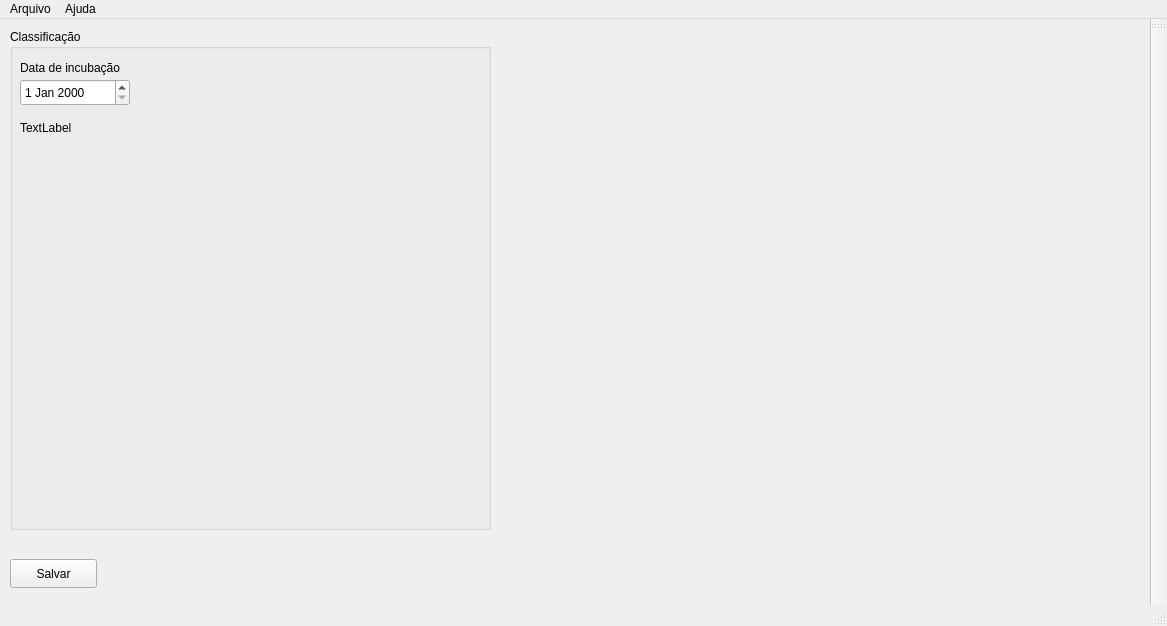
First picture: the form in cibapp/mainwindow.ui, repository cibiogas/ciblabdesktop, before the edit.
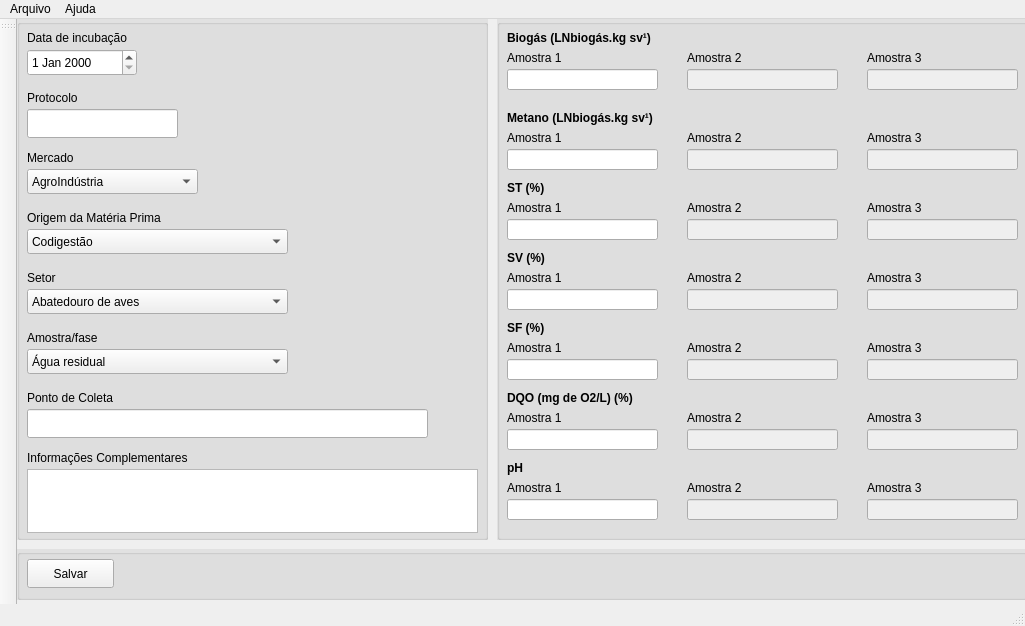
Second picture: the form after the edit.

Commit message: implementado primeira tela e salvando

```diff
--- a/cibapp/mainwindow.ui
+++ b/cibapp/mainwindow.ui
@@ -6,31 +6,42 @@
    <rect>
     <x>0</x>
     <y>0</y>
-    <width>1167</width>
+    <width>1025</width>
     <height>626</height>
    </rect>
   </property>
   <property name="windowTitle">
    <string>CIBLAB - Compilação de Dados Laboratório</string>
   </property>
+  <property name="autoFillBackground">
+   <bool>false</bool>
+  </property>
+  <property name="styleSheet">
+   <string notr="true">QGroupBox {
+    background-color: #e1e1e1;
+}</string>
+  </property>
   <widget class="QWidget" name="centralWidget">
-   <widget class="QGroupBox" name="groupBox">
+   <widget class="QGroupBox" name="GrBox_Classificacao">
     <property name="geometry">
      <rect>
-      <x>10</x>
-      <y>10</y>
-      <width>481</width>
-      <height>501</height>
+      <x>0</x>
+      <y>0</y>
+      <width>471</width>
+      <height>521</height>
      </rect>
     </property>
+    <property name="autoFillBackground">
+     <bool>false</bool>
+    </property>
     <property name="title">
-     <string>Classificação</string>
+     <string/>
     </property>
     <widget class="QLabel" name="Lbl_DataIncubacao">
      <property name="geometry">
       <rect>
        <x>10</x>
-       <y>30</y>
+       <y>10</y>
        <width>111</width>
        <height>17</height>
       </rect>
@@ -43,38 +54,1031 @@
      <property name="geometry">
       <rect>
        <x>10</x>
-       <y>50</y>
+       <y>30</y>
        <width>110</width>
        <height>27</height>
       </rect>
      </property>
     </widget>
-    <widget class="QLabel" name="label">
+    <widget class="QLabel" name="Lbl_Protocolo">
      <property name="geometry">
       <rect>
        <x>10</x>
-       <y>90</y>
+       <y>70</y>
        <width>91</width>
        <height>17</height>
       </rect>
      </property>
      <property name="text">
-      <string>TextLabel</string>
+      <string>Protocolo</string>
      </property>
     </widget>
+    <widget class="QLineEdit" name="Edt_Protocolo">
+     <property name="geometry">
+      <rect>
+       <x>10</x>
+       <y>90</y>
+       <width>151</width>
+       <height>29</height>
+      </rect>
+     </property>
+    </widget>
+    <widget class="QLabel" name="Lbl_Mercado">
+     <property name="geometry">
+      <rect>
+       <x>10</x>
+       <y>130</y>
+       <width>61</width>
+       <height>17</height>
+      </rect>
+     </property>
+     <property name="text">
+      <string>Mercado</string>
+     </property>
+    </widget>
+    <widget class="QComboBox" name="CmB_Mercado">
+     <property name="geometry">
+      <rect>
+       <x>10</x>
+       <y>150</y>
+       <width>171</width>
+       <height>25</height>
+      </rect>
+     </property>
+     <item>
+      <property name="text">
+       <string>AgroIndústria</string>
+      </property>
+     </item>
+     <item>
+      <property name="text">
+       <string>Cultura energética</string>
+      </property>
+     </item>
+     <item>
+      <property name="text">
+       <string>Garantia de qualidade</string>
+      </property>
+     </item>
+     <item>
+      <property name="text">
+       <string>Indústria</string>
+      </property>
+     </item>
+     <item>
+      <property name="text">
+       <string>Resíduo urbano</string>
+      </property>
+     </item>
+    </widget>
+    <widget class="QLabel" name="Lbl_OrigemMateriaPrima">
+     <property name="geometry">
+      <rect>
+       <x>10</x>
+       <y>190</y>
+       <width>151</width>
+       <height>17</height>
+      </rect>
+     </property>
+     <property name="text">
+      <string>Origem da Matéria Prima</string>
+     </property>
+    </widget>
+    <widget class="QLabel" name="Lbl_Setor">
+     <property name="geometry">
+      <rect>
+       <x>10</x>
+       <y>250</y>
+       <width>41</width>
+       <height>17</height>
+      </rect>
+     </property>
+     <property name="text">
+      <string>Setor</string>
+     </property>
+    </widget>
+    <widget class="QLabel" name="Lbl_AmostraFase">
+     <property name="geometry">
+      <rect>
+       <x>10</x>
+       <y>310</y>
+       <width>81</width>
+       <height>17</height>
+      </rect>
+     </property>
+     <property name="text">
+      <string>Amostra/fase</string>
+     </property>
+    </widget>
+    <widget class="QLabel" name="Lbl_PontoColeta">
+     <property name="geometry">
+      <rect>
+       <x>10</x>
+       <y>370</y>
+       <width>101</width>
+       <height>17</height>
+      </rect>
+     </property>
+     <property name="text">
+      <string>Ponto de Coleta</string>
+     </property>
+    </widget>
+    <widget class="QLineEdit" name="Edt_PontoColeta">
+     <property name="geometry">
+      <rect>
+       <x>10</x>
+       <y>390</y>
+       <width>401</width>
+       <height>29</height>
+      </rect>
+     </property>
+    </widget>
+    <widget class="QLabel" name="Lbl_InformacaoComplementar">
+     <property name="geometry">
+      <rect>
+       <x>10</x>
+       <y>430</y>
+       <width>191</width>
+       <height>17</height>
+      </rect>
+     </property>
+     <property name="text">
+      <string>Informações Complementares</string>
+     </property>
+    </widget>
+    <widget class="QTextEdit" name="EdtText_InformacoesComplementares">
+     <property name="geometry">
+      <rect>
+       <x>10</x>
+       <y>450</y>
+       <width>451</width>
+       <height>64</height>
+      </rect>
+     </property>
+     <property name="autoFillBackground">
+      <bool>false</bool>
+     </property>
+    </widget>
+    <widget class="QComboBox" name="CmB_OrigemMateriaPrima">
+     <property name="geometry">
+      <rect>
+       <x>10</x>
+       <y>210</y>
+       <width>261</width>
+       <height>25</height>
+      </rect>
+     </property>
+     <item>
+      <property name="text">
+       <string>Codigestão</string>
+      </property>
+     </item>
+     <item>
+      <property name="text">
+       <string>Cultivo energético</string>
+      </property>
+     </item>
+     <item>
+      <property name="text">
+       <string>Padrão</string>
+      </property>
+     </item>
+     <item>
+      <property name="text">
+       <string>Resíduo de tratamento de esgoto</string>
+      </property>
+     </item>
+     <item>
+      <property name="text">
+       <string>Resíduos alimentares</string>
+      </property>
+     </item>
+     <item>
+      <property name="text">
+       <string>Resíduo da indústria agropecuária</string>
+      </property>
+     </item>
+     <item>
+      <property name="text">
+       <string>Resíduo da industria de biocombustiveis</string>
+      </property>
+     </item>
+     <item>
+      <property name="text">
+       <string>Resíduos da produção de açúcar, amído e produtos secundários</string>
+      </property>
+     </item>
+    </widget>
+    <widget class="QComboBox" name="CmB_Setor">
+     <property name="geometry">
+      <rect>
+       <x>10</x>
+       <y>270</y>
+       <width>261</width>
+       <height>25</height>
+      </rect>
+     </property>
+     <item>
+      <property name="text">
+       <string>Abatedouro de aves</string>
+      </property>
+     </item>
+     <item>
+      <property name="text">
+       <string>Alga</string>
+      </property>
+     </item>
+     <item>
+      <property name="text">
+       <string>Alho</string>
+      </property>
+     </item>
+     <item>
+      <property name="text">
+       <string>Amidonaria</string>
+      </property>
+     </item>
+     <item>
+      <property name="text">
+       <string>Avicultura</string>
+      </property>
+     </item>
+     <item>
+      <property name="text">
+       <string>Biomassa vegetal</string>
+      </property>
+     </item>
+     <item>
+      <property name="text">
+       <string>Bovinocultura</string>
+      </property>
+     </item>
+     <item>
+      <property name="text">
+       <string>Carne</string>
+      </property>
+     </item>
+     <item>
+      <property name="text">
+       <string>Cebola</string>
+      </property>
+     </item>
+     <item>
+      <property name="text">
+       <string>Efluente industrial</string>
+      </property>
+     </item>
+    </widget>
+    <widget class="QComboBox" name="CmB_AmostraFase">
+     <property name="geometry">
+      <rect>
+       <x>10</x>
+       <y>330</y>
+       <width>261</width>
+       <height>25</height>
+      </rect>
+     </property>
+     <item>
+      <property name="text">
+       <string>Água residual</string>
+      </property>
+     </item>
+     <item>
+      <property name="text">
+       <string>Algas decantadas</string>
+      </property>
+     </item>
+     <item>
+      <property name="text">
+       <string>Algas floculadas</string>
+      </property>
+     </item>
+     <item>
+      <property name="text">
+       <string>Alho</string>
+      </property>
+     </item>
+     <item>
+      <property name="text">
+       <string>Amido de Mandioca</string>
+      </property>
+     </item>
+     <item>
+      <property name="text">
+       <string>Amostra sólida</string>
+      </property>
+     </item>
+     <item>
+      <property name="text">
+       <string>Amostra suco</string>
+      </property>
+     </item>
+     <item>
+      <property name="text">
+       <string>Armazenamento</string>
+      </property>
+     </item>
+    </widget>
    </widget>
-   <widget class="QPushButton" name="Btn_Salvar">
+   <widget class="QGroupBox" name="groupBox">
     <property name="geometry">
      <rect>
-      <x>10</x>
-      <y>540</y>
-      <width>87</width>
-      <height>29</height>
+      <x>0</x>
+      <y>530</y>
+      <width>1011</width>
+      <height>51</height>
      </rect>
     </property>
-    <property name="text">
-     <string>Salvar</string>
+    <property name="title">
+     <string/>
     </property>
+    <widget class="QPushButton" name="Btn_Salvar">
+     <property name="geometry">
+      <rect>
+       <x>10</x>
+       <y>10</y>
+       <width>87</width>
+       <height>29</height>
+      </rect>
+     </property>
+     <property name="text">
+      <string>Salvar</string>
+     </property>
+    </widget>
+   </widget>
+   <widget class="QGroupBox" name="GrBox_Valores">
+    <property name="geometry">
+     <rect>
+      <x>480</x>
+      <y>0</y>
+      <width>531</width>
+      <height>521</height>
+     </rect>
+    </property>
+    <property name="autoFillBackground">
+     <bool>false</bool>
+    </property>
+    <property name="title">
+     <string/>
+    </property>
+    <widget class="QLabel" name="Lbl_Biogas">
+     <property name="geometry">
+      <rect>
+       <x>10</x>
+       <y>10</y>
+       <width>151</width>
+       <height>17</height>
+      </rect>
+     </property>
+     <property name="font">
+      <font>
+       <weight>75</weight>
+       <bold>true</bold>
+      </font>
+     </property>
+     <property name="text">
+      <string>Biogás (LNbiogás.kg sv¹)</string>
+     </property>
+    </widget>
+    <widget class="QLineEdit" name="Edt_Biogas1">
+     <property name="geometry">
+      <rect>
+       <x>10</x>
+       <y>50</y>
+       <width>151</width>
+       <height>21</height>
+      </rect>
+     </property>
+    </widget>
+    <widget class="QLabel" name="Lbl_AmostraBiogas1">
+     <property name="geometry">
+      <rect>
+       <x>10</x>
+       <y>30</y>
+       <width>61</width>
+       <height>17</height>
+      </rect>
+     </property>
+     <property name="text">
+      <string>Amostra 1</string>
+     </property>
+    </widget>
+    <widget class="QLabel" name="Lbl_AmostraBiogas2">
+     <property name="geometry">
+      <rect>
+       <x>190</x>
+       <y>30</y>
+       <width>61</width>
+       <height>17</height>
+      </rect>
+     </property>
+     <property name="text">
+      <string>Amostra 2</string>
+     </property>
+    </widget>
+    <widget class="QLabel" name="Lbl_AmostraBiogas3">
+     <property name="geometry">
+      <rect>
+       <x>370</x>
+       <y>30</y>
+       <width>61</width>
+       <height>17</height>
+      </rect>
+     </property>
+     <property name="text">
+      <string>Amostra 3</string>
+     </property>
+    </widget>
+    <widget class="QLineEdit" name="Edt_Biogas2">
+     <property name="enabled">
+      <bool>false</bool>
+     </property>
+     <property name="geometry">
+      <rect>
+       <x>190</x>
+       <y>50</y>
+       <width>151</width>
+       <height>21</height>
+      </rect>
+     </property>
+    </widget>
+    <widget class="QLineEdit" name="Edt_Biogas3">
+     <property name="enabled">
+      <bool>false</bool>
+     </property>
+     <property name="geometry">
+      <rect>
+       <x>370</x>
+       <y>50</y>
+       <width>151</width>
+       <height>21</height>
+      </rect>
+     </property>
+    </widget>
+    <widget class="QLineEdit" name="Edt_Metano3">
+     <property name="enabled">
+      <bool>false</bool>
+     </property>
+     <property name="geometry">
+      <rect>
+       <x>370</x>
+       <y>130</y>
+       <width>151</width>
+       <height>21</height>
+      </rect>
+     </property>
+    </widget>
+    <widget class="QLineEdit" name="Edt_Metano2">
+     <property name="enabled">
+      <bool>false</bool>
+     </property>
+     <property name="geometry">
+      <rect>
+       <x>190</x>
+       <y>130</y>
+       <width>151</width>
+       <height>21</height>
+      </rect>
+     </property>
+    </widget>
+    <widget class="QLabel" name="Lbl_AmostraMetano3">
+     <property name="geometry">
+      <rect>
+       <x>370</x>
+       <y>110</y>
+       <width>61</width>
+       <height>17</height>
+      </rect>
+     </property>
+     <property name="text">
+      <string>Amostra 3</string>
+     </property>
+    </widget>
+    <widget class="QLineEdit" name="Edt_Metano1">
+     <property name="geometry">
+      <rect>
+       <x>10</x>
+       <y>130</y>
+       <width>151</width>
+       <height>21</height>
+      </rect>
+     </property>
+    </widget>
+    <widget class="QLabel" name="Lbl_AmostraMetano2">
+     <property name="geometry">
+      <rect>
+       <x>190</x>
+       <y>110</y>
+       <width>61</width>
+       <height>17</height>
+      </rect>
+     </property>
+     <property name="text">
+      <string>Amostra 2</string>
+     </property>
+    </widget>
+    <widget class="QLabel" name="Lbl_AmostraMetano1">
+     <property name="geometry">
+      <rect>
+       <x>10</x>
+       <y>110</y>
+       <width>61</width>
+       <height>17</height>
+      </rect>
+     </property>
+     <property name="text">
+      <string>Amostra 1</string>
+     </property>
+    </widget>
+    <widget class="QLabel" name="Lbl_Metano">
+     <property name="geometry">
+      <rect>
+       <x>10</x>
+       <y>90</y>
+       <width>151</width>
+       <height>17</height>
+      </rect>
+     </property>
+     <property name="font">
+      <font>
+       <weight>75</weight>
+       <bold>true</bold>
+      </font>
+     </property>
+     <property name="text">
+      <string>Metano (LNbiogás.kg sv¹)</string>
+     </property>
+    </widget>
+    <widget class="QLabel" name="Lbl_ST3">
+     <property name="geometry">
+      <rect>
+       <x>370</x>
+       <y>180</y>
+       <width>61</width>
+       <height>17</height>
+      </rect>
+     </property>
+     <property name="text">
+      <string>Amostra 3</string>
+     </property>
+    </widget>
+    <widget class="QLabel" name="Lbl_ST1">
+     <property name="geometry">
+      <rect>
+       <x>10</x>
+       <y>180</y>
+       <width>61</width>
+       <height>17</height>
+      </rect>
+     </property>
+     <property name="text">
+      <string>Amostra 1</string>
+     </property>
+    </widget>
+    <widget class="QLabel" name="Lbl_ST2">
+     <property name="geometry">
+      <rect>
+       <x>190</x>
+       <y>180</y>
+       <width>61</width>
+       <height>17</height>
+      </rect>
+     </property>
+     <property name="text">
+      <string>Amostra 2</string>
+     </property>
+    </widget>
+    <widget class="QLineEdit" name="Edt_ST1">
+     <property name="geometry">
+      <rect>
+       <x>10</x>
+       <y>200</y>
+       <width>151</width>
+       <height>21</height>
+      </rect>
+     </property>
+    </widget>
+    <widget class="QLineEdit" name="Edt_ST2">
+     <property name="enabled">
+      <bool>false</bool>
+     </property>
+     <property name="geometry">
+      <rect>
+       <x>190</x>
+       <y>200</y>
+       <width>151</width>
+       <height>21</height>
+      </rect>
+     </property>
+    </widget>
+    <widget class="QLineEdit" name="Edt_ST3">
+     <property name="enabled">
+      <bool>false</bool>
+     </property>
+     <property name="geometry">
+      <rect>
+       <x>370</x>
+       <y>200</y>
+       <width>151</width>
+       <height>21</height>
+      </rect>
+     </property>
+    </widget>
+    <widget class="QLabel" name="Lbl_ST">
+     <property name="geometry">
+      <rect>
+       <x>10</x>
+       <y>160</y>
+       <width>151</width>
+       <height>17</height>
+      </rect>
+     </property>
+     <property name="font">
+      <font>
+       <weight>75</weight>
+       <bold>true</bold>
+      </font>
+     </property>
+     <property name="text">
+      <string>ST (%)</string>
+     </property>
+    </widget>
+    <widget class="QLabel" name="Lbl_SV3">
+     <property name="geometry">
+      <rect>
+       <x>370</x>
+       <y>250</y>
+       <width>61</width>
+       <height>17</height>
+      </rect>
+     </property>
+     <property name="text">
+      <string>Amostra 3</string>
+     </property>
+    </widget>
+    <widget class="QLabel" name="Lbl_SV2">
+     <property name="geometry">
+      <rect>
+       <x>190</x>
+       <y>250</y>
+       <width>61</width>
+       <height>17</height>
+      </rect>
+     </property>
+     <property name="text">
+      <string>Amostra 2</string>
+     </property>
+    </widget>
+    <widget class="QLabel" name="Lbl_SV1_2">
+     <property name="geometry">
+      <rect>
+       <x>10</x>
+       <y>250</y>
+       <width>61</width>
+       <height>17</height>
+      </rect>
+     </property>
+     <property name="text">
+      <string>Amostra 1</string>
+     </property>
+    </widget>
+    <widget class="QLineEdit" name="Edt_SV3">
+     <property name="enabled">
+      <bool>false</bool>
+     </property>
+     <property name="geometry">
+      <rect>
+       <x>370</x>
+       <y>270</y>
+       <width>151</width>
+       <height>21</height>
+      </rect>
+     </property>
+    </widget>
+    <widget class="QLabel" name="Lbl_SV1">
+     <property name="geometry">
+      <rect>
+       <x>10</x>
+       <y>230</y>
+       <width>151</width>
+       <height>17</height>
+      </rect>
+     </property>
+     <property name="font">
+      <font>
+       <weight>75</weight>
+       <bold>true</bold>
+      </font>
+     </property>
+     <property name="text">
+      <string>SV (%)</string>
+     </property>
+    </widget>
+    <widget class="QLineEdit" name="Edt_SV1">
+     <property name="geometry">
+      <rect>
+       <x>10</x>
+       <y>270</y>
+       <width>151</width>
+       <height>21</height>
+      </rect>
+     </property>
+    </widget>
+    <widget class="QLineEdit" name="Edt_SV2">
+     <property name="enabled">
+      <bool>false</bool>
+     </property>
+     <property name="geometry">
+      <rect>
+       <x>190</x>
+       <y>270</y>
+       <width>151</width>
+       <height>21</height>
+      </rect>
+     </property>
+    </widget>
+    <widget class="QLabel" name="Lbl_SF1">
+     <property name="geometry">
+      <rect>
+       <x>10</x>
+       <y>320</y>
+       <width>61</width>
+       <height>17</height>
+      </rect>
+     </property>
+     <property name="text">
+      <string>Amostra 1</string>
+     </property>
+    </widget>
+    <widget class="QLabel" name="Lbl_SF2">
+     <property name="geometry">
+      <rect>
+       <x>190</x>
+       <y>320</y>
+       <width>61</width>
+       <height>17</height>
+      </rect>
+     </property>
+     <property name="text">
+      <string>Amostra 2</string>
+     </property>
+    </widget>
+    <widget class="QLineEdit" name="Edt_SF3">
+     <property name="enabled">
+      <bool>false</bool>
+     </property>
+     <property name="geometry">
+      <rect>
+       <x>370</x>
+       <y>340</y>
+       <width>151</width>
+       <height>21</height>
+      </rect>
+     </property>
+    </widget>
+    <widget class="QLabel" name="Lbl_SF3">
+     <property name="geometry">
+      <rect>
+       <x>370</x>
+       <y>320</y>
+       <width>61</width>
+       <height>17</height>
+      </rect>
+     </property>
+     <property name="text">
+      <string>Amostra 3</string>
+     </property>
+    </widget>
+    <widget class="QLabel" name="Lbl_SF">
+     <property name="geometry">
+      <rect>
+       <x>10</x>
+       <y>300</y>
+       <width>151</width>
+       <height>17</height>
+      </rect>
+     </property>
+     <property name="font">
+      <font>
+       <weight>75</weight>
+       <bold>true</bold>
+      </font>
+     </property>
+     <property name="text">
+      <string>SF (%)</string>
+     </property>
+    </widget>
+    <widget class="QLineEdit" name="Edt_SF2">
+     <property name="enabled">
+      <bool>false</bool>
+     </property>
+     <property name="geometry">
+      <rect>
+       <x>190</x>
+       <y>340</y>
+       <width>151</width>
+       <height>21</height>
+      </rect>
+     </property>
+    </widget>
+    <widget class="QLineEdit" name="Edt_SF1">
+     <property name="geometry">
+      <rect>
+       <x>10</x>
+       <y>340</y>
+       <width>151</width>
+       <height>21</height>
+      </rect>
+     </property>
+    </widget>
+    <widget class="QLineEdit" name="Edt_DQO3">
+     <property name="enabled">
+      <bool>false</bool>
+     </property>
+     <property name="geometry">
+      <rect>
+       <x>370</x>
+       <y>410</y>
+       <width>151</width>
+       <height>21</height>
+      </rect>
+     </property>
+    </widget>
+    <widget class="QLabel" name="Lbl_DQO3">
+     <property name="geometry">
+      <rect>
+       <x>370</x>
+       <y>390</y>
+       <width>61</width>
+       <height>17</height>
+      </rect>
+     </property>
+     <property name="text">
+      <string>Amostra 3</string>
+     </property>
+    </widget>
+    <widget class="QLineEdit" name="Edt_DQO2">
+     <property name="enabled">
+      <bool>false</bool>
+     </property>
+     <property name="geometry">
+      <rect>
+       <x>190</x>
+       <y>410</y>
+       <width>151</width>
+       <height>21</height>
+      </rect>
+     </property>
+    </widget>
+    <widget class="QLabel" name="Lbl_DQO2">
+     <property name="geometry">
+      <rect>
+       <x>190</x>
+       <y>390</y>
+       <width>61</width>
+       <height>17</height>
+      </rect>
+     </property>
+     <property name="text">
+      <string>Amostra 2</string>
+     </property>
+    </widget>
+    <widget class="QLineEdit" name="Edt_DQO1">
+     <property name="geometry">
+      <rect>
+       <x>10</x>
+       <y>410</y>
+       <width>151</width>
+       <height>21</height>
+      </rect>
+     </property>
+    </widget>
+    <widget class="QLabel" name="Lbl_DQO">
+     <property name="geometry">
+      <rect>
+       <x>10</x>
+       <y>370</y>
+       <width>151</width>
+       <height>17</height>
+      </rect>
+     </property>
+     <property name="font">
+      <font>
+       <weight>75</weight>
+       <bold>true</bold>
+      </font>
+     </property>
+     <property name="text">
+      <string>DQO (mg de O2/L) (%)</string>
+     </property>
+    </widget>
+    <widget class="QLabel" name="Lbl_DQO1">
+     <property name="geometry">
+      <rect>
+       <x>10</x>
+       <y>390</y>
+       <width>61</width>
+       <height>17</height>
+      </rect>
+     </property>
+     <property name="text">
+      <string>Amostra 1</string>
+     </property>
+    </widget>
+    <widget class="QLineEdit" name="Edt_pH3">
+     <property name="enabled">
+      <bool>false</bool>
+     </property>
+     <property name="geometry">
+      <rect>
+       <x>370</x>
+       <y>480</y>
+       <width>151</width>
+       <height>21</height>
+      </rect>
+     </property>
+    </widget>
+    <widget class="QLineEdit" name="Edt_pH1">
+     <property name="geometry">
+      <rect>
+       <x>10</x>
+       <y>480</y>
+       <width>151</width>
+       <height>21</height>
+      </rect>
+     </property>
+    </widget>
+    <widget class="QLabel" name="Lbl_pH1">
+     <property name="geometry">
+      <rect>
+       <x>10</x>
+       <y>460</y>
+       <width>61</width>
+       <height>17</height>
+      </rect>
+     </property>
+     <property name="text">
+      <string>Amostra 1</string>
+     </property>
+    </widget>
+    <widget class="QLineEdit" name="Edt_pH2">
+     <property name="enabled">
+      <bool>false</bool>
+     </property>
+     <property name="geometry">
+      <rect>
+       <x>190</x>
+       <y>480</y>
+       <width>151</width>
+       <height>21</height>
+      </rect>
+     </property>
+    </widget>
+    <widget class="QLabel" name="Lbl_pH">
+     <property name="geometry">
+      <rect>
+       <x>10</x>
+       <y>440</y>
+       <width>151</width>
+       <height>17</height>
+      </rect>
+     </property>
+     <property name="font">
+      <font>
+       <weight>75</weight>
+       <bold>true</bold>
+      </font>
+     </property>
+     <property name="text">
+      <string>pH</string>
+     </property>
+    </widget>
+    <widget class="QLabel" name="Lbl_pH3">
+     <property name="geometry">
+      <rect>
+       <x>370</x>
+       <y>460</y>
+       <width>61</width>
+       <height>17</height>
+      </rect>
+     </property>
+     <property name="text">
+      <string>Amostra 3</string>
+     </property>
+    </widget>
+    <widget class="QLabel" name="Lbl_pH2">
+     <property name="geometry">
+      <rect>
+       <x>190</x>
+       <y>460</y>
+       <width>61</width>
+       <height>17</height>
+      </rect>
+     </property>
+     <property name="text">
+      <string>Amostra 2</string>
+     </property>
+    </widget>
    </widget>
   </widget>
   <widget class="QMenuBar" name="menuBar">
@@ -82,7 +1086,7 @@
     <rect>
      <x>0</x>
      <y>0</y>
-     <width>1167</width>
+     <width>1025</width>
      <height>23</height>
     </rect>
    </property>
@@ -102,7 +1106,7 @@
   </widget>
   <widget class="QToolBar" name="mainToolBar">
    <attribute name="toolBarArea">
-    <enum>RightToolBarArea</enum>
+    <enum>LeftToolBarArea</enum>
    </attribute>
    <attribute name="toolBarBreak">
     <bool>false</bool>
```
The commit also changes 1 other file.
